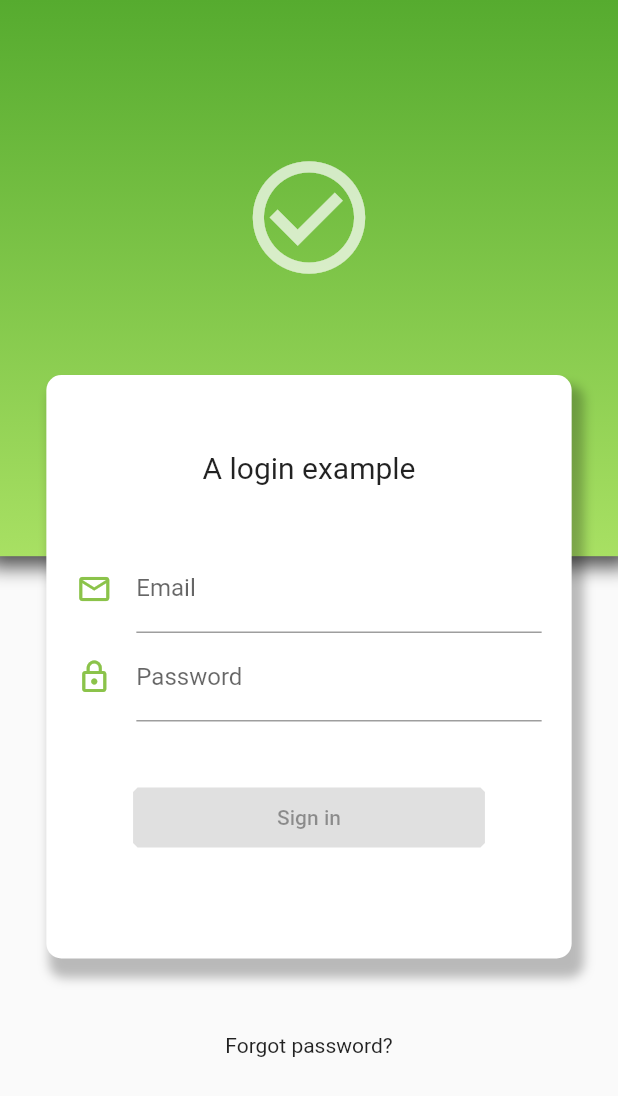
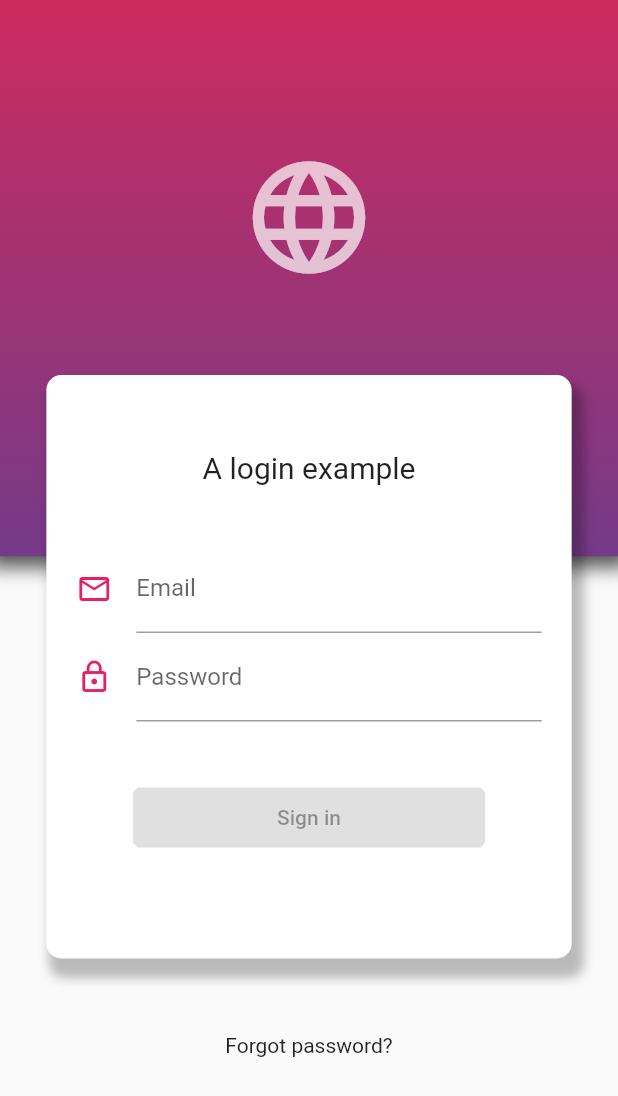
Before and after one commit to miguelfagundez/EasyLogin, a Flutter app: the screen it shows after launch, on a phone screen of 412 x 824 dp. Shown: the top 1096 px of the screen. Run offline on Flutter 3.47's test engine with Material 2 defaults, Android fonts, the phone set to English and light mode, and no system bars; our stand-ins replace rxdart.

Commit message:
minor changes

```diff
--- a/lib/utils/basic_colors.dart
+++ b/lib/utils/basic_colors.dart
@@ -10,10 +10,10 @@ export 'package:flutter/material.dart';
 class MyBackgroundColors{
 
   //****************************************************
-  // Primary color for button and icons in login box
+  // Primary color for button, text and icons in login box
   //****************************************************
-  // static final MaterialColor myGeneralColor = Colors.pink;
-   static final MaterialColor myGeneralColor = Colors.lightGreen;
+   static final MaterialColor myGeneralColor = Colors.pink;
+  // static final MaterialColor myGeneralColor = Colors.lightGreen;
   // static final MaterialColor myGeneralColor = Colors.lightBlue;
 
    // List of colors for background
--- a/lib/widgets/background_color.dart
+++ b/lib/widgets/background_color.dart
@@ -28,7 +28,7 @@ class BackgroundColorLinearGradientWidget extends StatelessWidget {
         // Applying LinearGradient
         // Values from 0 to 6
         gradient: LinearGradient(
-            colors: MyBackgroundColors.getListColors(5),
+            colors: MyBackgroundColors.getListColors(1),
             begin: Alignment.topCenter,
             end: Alignment.bottomCenter
         ),
--- a/lib/widgets/background_icon.dart
+++ b/lib/widgets/background_icon.dart
@@ -6,6 +6,11 @@ import 'package:flutter/material.dart';
 // Author: Miguel Fagundez
 //************************************************************
 class BackgroundIconWidget extends StatelessWidget {
+
+  //IconData icon = Icons.check_circle_outline;
+  //IconData icon = Icons.person_pin;
+  IconData icon = Icons.language;
+
   @override
   Widget build(BuildContext context) {
 
@@ -15,7 +20,7 @@ class BackgroundIconWidget extends StatelessWidget {
         padding: EdgeInsets.only(top: Constants.LOGIN_TOP_ICON_PADDING),
         child: Column(
           children: <Widget>[
-            Center(child: Icon(Icons.check_circle_outline, color: Colors.white70, size: Constants.LOGIN_TOP_ICON_SIZE,)),
+            Center(child: Icon(icon, color: Colors.white70, size: Constants.LOGIN_TOP_ICON_SIZE,)),
           ],
         ),
     );
```
Also changed, not shown: images/02.png, images/03.png.
